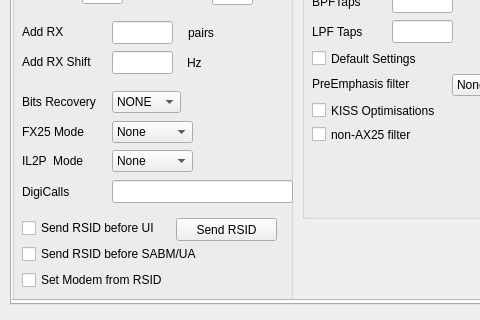
First picture: the form in ModemDialog.ui, repository g8bpq/QtSoundModem, before the edit; both pictures show x 0 to 480 and y 190 to 510 of the 614 by 599 pixel window.
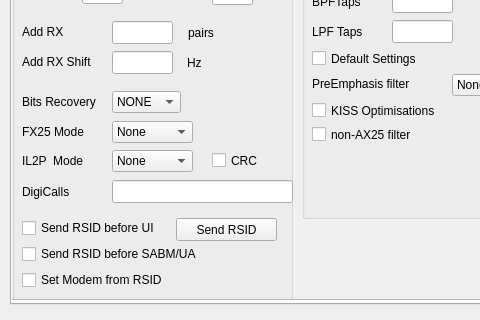
Second picture: the form after the edit.

Patch:
```diff
--- a/ModemDialog.ui
+++ b/ModemDialog.ui
@@ -737,6 +737,19 @@
          <string>Retries</string>
         </property>
        </widget>
+       <widget class="QCheckBox" name="CRC_A">
+        <property name="geometry">
+         <rect>
+          <x>200</x>
+          <y>280</y>
+          <width>53</width>
+          <height>21</height>
+         </rect>
+        </property>
+        <property name="text">
+         <string>CRC</string>
+        </property>
+       </widget>
       </widget>
      </widget>
     </widget>
```
Left out of the diff: 39 changed lines with no effect on the pictures.
